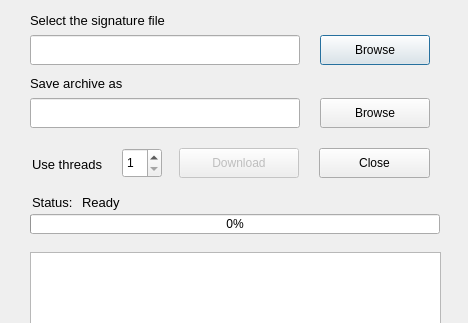
This is apt_offline_gui/AptOfflineQtFetch.ui in rickysarraf/apt-offline as Qt 5 draws it before an edit; both pictures show x 0 to 468 and y 0 to 323 of the 468 by 483 pixel window. The edited form follows.
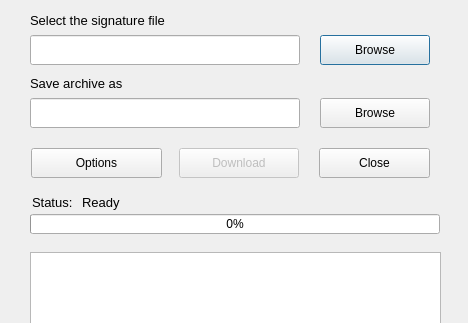
This is the edited form. Icons and pictures are not drawn.

Patch:
```diff
--- a/apt_offline_gui/AptOfflineQtFetch.ui
+++ b/apt_offline_gui/AptOfflineQtFetch.ui
@@ -224,38 +224,39 @@
     </rect>
    </property>
   </widget>
-  <widget class="QSpinBox" name="spinThreads">
+  <widget class="QPushButton" name="advancedOptionsButton">
+   <property name="enabled">
+    <bool>true</bool>
+   </property>
    <property name="geometry">
     <rect>
-     <x>122</x>
+     <x>31</x>
      <y>148</y>
-     <width>40</width>
+     <width>131</width>
      <height>30</height>
     </rect>
    </property>
-   <property name="minimum">
-    <number>1</number>
-   </property>
-   <property name="maximum">
-    <number>10</number>
-   </property>
-  </widget>
-  <widget class="QLabel" name="lblThreads">
-   <property name="geometry">
-    <rect>
-     <x>32</x>
-     <y>149</y>
-     <width>81</width>
-     <height>30</height>
-    </rect>
-   </property>
-   <property name="font">
-    <font>
-     <pointsize>10</pointsize>
-    </font>
+   <property name="toolTip">
+    <string>Additional options for download</string>
    </property>
    <property name="text">
-    <string>Use threads</string>
+    <string>Options</string>
+   </property>
+   <property name="icon">
+    <iconset resource="resources.qrc">
+     <normaloff>:/icons/icons/configure.png</normaloff>:/icons/icons/configure.png</iconset>
+   </property>
+   <property name="shortcut">
+    <string notr="true"/>
+   </property>
+   <property name="checkable">
+    <bool>false</bool>
+   </property>
+   <property name="checked">
+    <bool>false</bool>
+   </property>
+   <property name="flat">
+    <bool>false</bool>
    </property>
   </widget>
  </widget>
```
